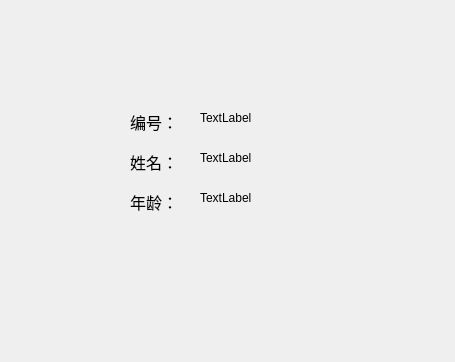
This is selfinfo_inquiry.ui in ZzzAmy/bookstore as Qt 5 draws it before an edit. The edited form follows.
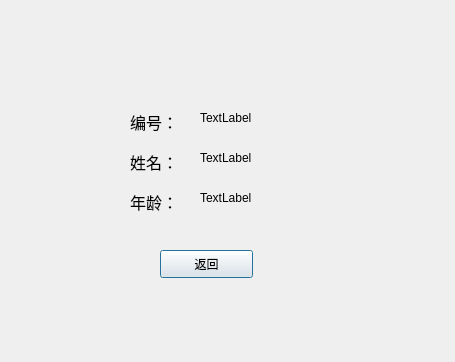
This is the edited form.

```diff
--- a/selfinfo_inquiry.ui
+++ b/selfinfo_inquiry.ui
@@ -91,6 +91,19 @@
     <string>TextLabel</string>
    </property>
   </widget>
+  <widget class="QPushButton" name="pushButton">
+   <property name="geometry">
+    <rect>
+     <x>160</x>
+     <y>250</y>
+     <width>93</width>
+     <height>28</height>
+    </rect>
+   </property>
+   <property name="text">
+    <string>返回</string>
+   </property>
+  </widget>
  </widget>
  <resources/>
  <connections/>
```
